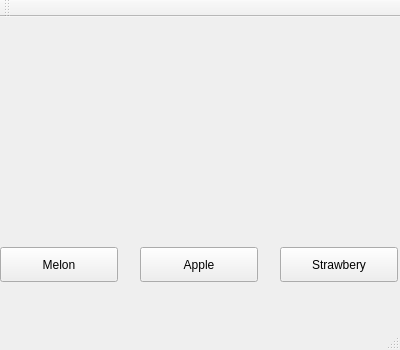
Above: mainwindow.ui from 23soya/QtSample before the change. Below: the same form after it.
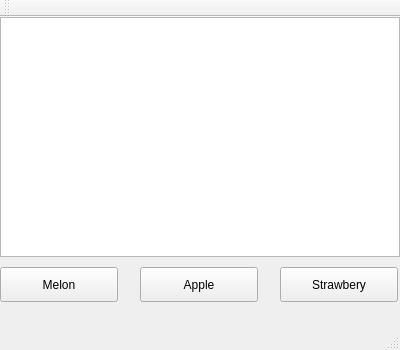
That is the form after the change.

Commit message: リンゴの絵が出る

```diff
--- a/mainwindow.ui
+++ b/mainwindow.ui
@@ -18,7 +18,7 @@
     <property name="geometry">
      <rect>
       <x>0</x>
-      <y>230</y>
+      <y>250</y>
       <width>118</width>
       <height>35</height>
      </rect>
@@ -31,7 +31,7 @@
     <property name="geometry">
      <rect>
       <x>140</x>
-      <y>230</y>
+      <y>250</y>
       <width>118</width>
       <height>35</height>
      </rect>
@@ -44,7 +44,7 @@
     <property name="geometry">
      <rect>
       <x>280</x>
-      <y>230</y>
+      <y>250</y>
       <width>118</width>
       <height>35</height>
      </rect>
@@ -53,6 +53,16 @@
      <string>Strawbery</string>
     </property>
    </widget>
+   <widget class="QGraphicsView" name="graphicsView">
+    <property name="geometry">
+     <rect>
+      <x>0</x>
+      <y>0</y>
+      <width>400</width>
+      <height>240</height>
+     </rect>
+    </property>
+   </widget>
   </widget>
   <widget class="QMenuBar" name="menuBar">
    <property name="geometry">
```
The commit also changes 2 other files.
